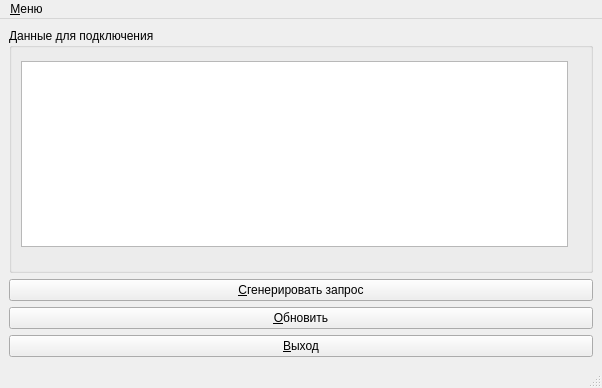
The window that source/mainwindow.ui (J1n4ed/CPP07_QT_Les03_Hw01) describes before a commit, drawn with Qt 5.
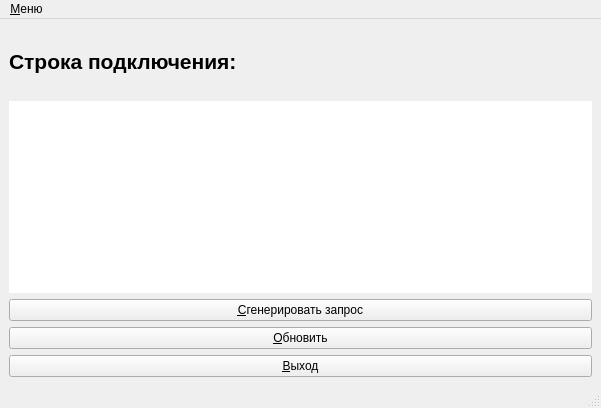
The same window after the commit.

```diff
--- a/source/mainwindow.ui
+++ b/source/mainwindow.ui
@@ -6,8 +6,8 @@
    <rect>
     <x>0</x>
     <y>0</y>
-    <width>602</width>
-    <height>388</height>
+    <width>601</width>
+    <height>408</height>
    </rect>
   </property>
   <property name="windowTitle">
@@ -16,29 +16,45 @@
   <widget class="QWidget" name="centralwidget">
    <layout class="QVBoxLayout" name="verticalLayout">
     <item>
-     <widget class="QGroupBox" name="groupBox">
-      <property name="title">
-       <string>Данные для подключения</string>
+     <widget class="QLabel" name="label">
+      <property name="font">
+       <font>
+        <pointsize>16</pointsize>
+        <weight>75</weight>
+        <bold>true</bold>
+       </font>
       </property>
-      <widget class="QTextEdit" name="txt_results">
-       <property name="geometry">
-        <rect>
-         <x>12</x>
-         <y>33</y>
-         <width>547</width>
-         <height>186</height>
-        </rect>
-       </property>
-       <property name="sizePolicy">
-        <sizepolicy hsizetype="Maximum" vsizetype="Maximum">
-         <horstretch>0</horstretch>
-         <verstretch>0</verstretch>
-        </sizepolicy>
-       </property>
-       <property name="readOnly">
-        <bool>true</bool>
-       </property>
-      </widget>
+      <property name="text">
+       <string>Строка подключения:</string>
+      </property>
+     </widget>
+    </item>
+    <item>
+     <widget class="QTextEdit" name="txt_results">
+      <property name="sizePolicy">
+       <sizepolicy hsizetype="Preferred" vsizetype="Preferred">
+        <horstretch>0</horstretch>
+        <verstretch>0</verstretch>
+       </sizepolicy>
+      </property>
+      <property name="sizeIncrement">
+       <size>
+        <width>1</width>
+        <height>1</height>
+       </size>
+      </property>
+      <property name="layoutDirection">
+       <enum>Qt::LeftToRight</enum>
+      </property>
+      <property name="frameShape">
+       <enum>QFrame::NoFrame</enum>
+      </property>
+      <property name="frameShadow">
+       <enum>QFrame::Plain</enum>
+      </property>
+      <property name="readOnly">
+       <bool>true</bool>
+      </property>
      </widget>
     </item>
     <item>
@@ -69,7 +85,7 @@
     <rect>
      <x>0</x>
      <y>0</y>
-     <width>602</width>
+     <width>601</width>
      <height>23</height>
     </rect>
    </property>
```
Left out of the diff: 32 changed lines with no effect on the pictures.
